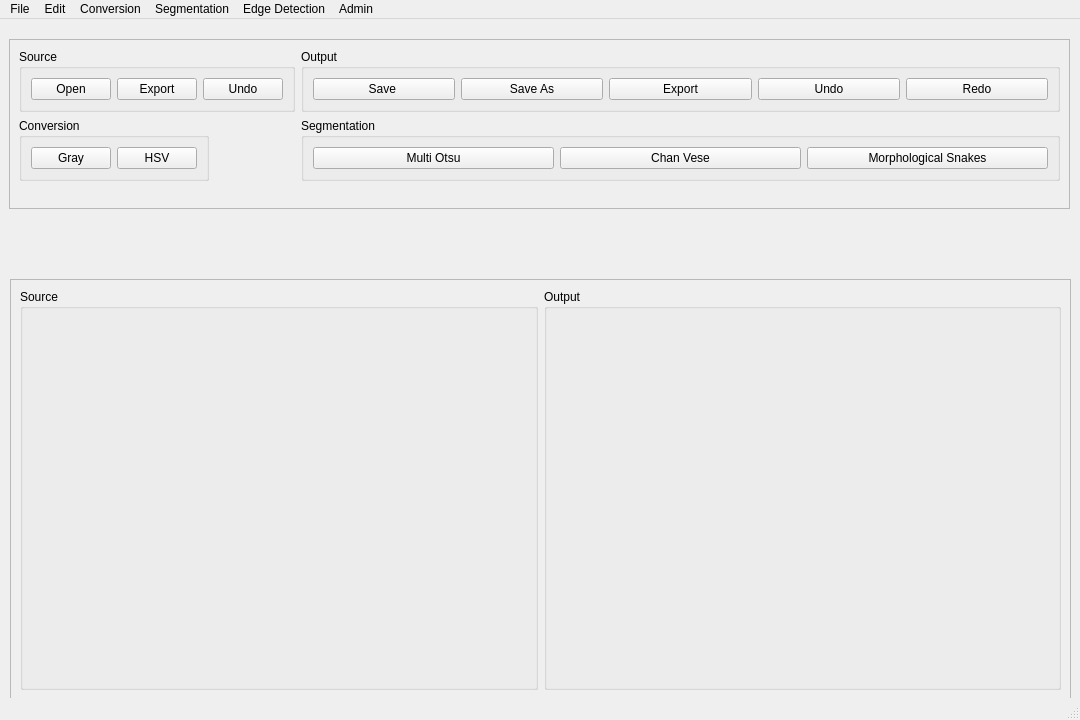
First picture: the form in pyqtUI_design.ui, repository UmutDeniz26/Image-Processing-PyQt5-UI, before the edit.
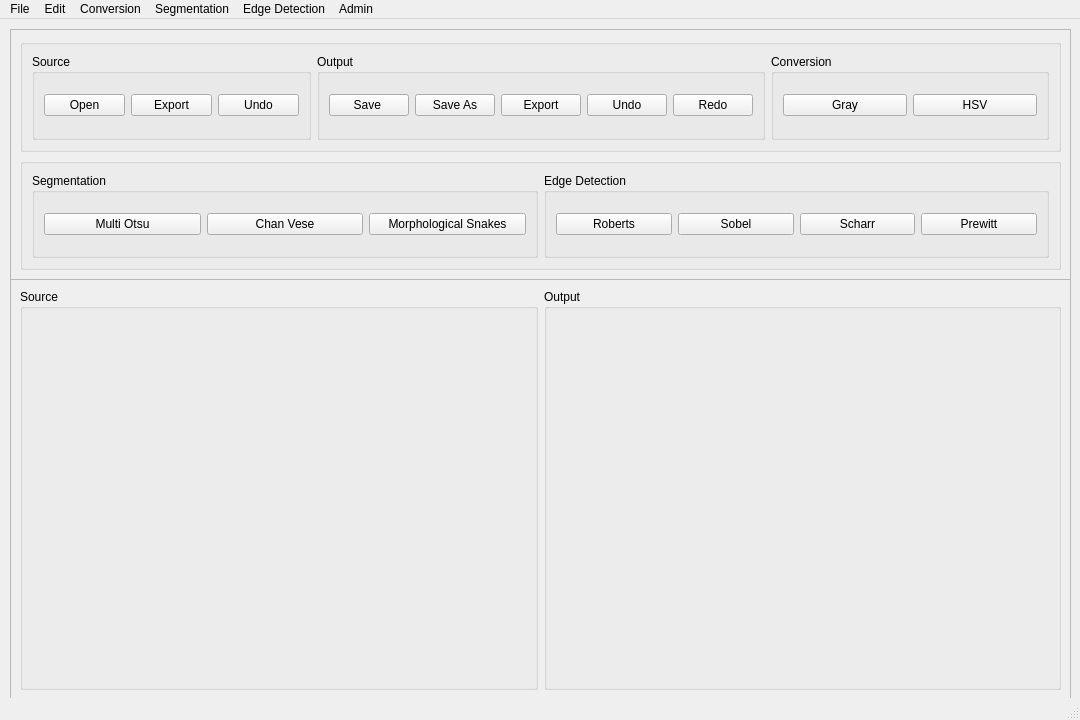
Second picture: the form after the edit. Icons and pictures are not drawn.

Commit message: Edge detection added

The edit to the form file:
```diff
--- a/pyqtUI_design.ui
+++ b/pyqtUI_design.ui
@@ -32,10 +32,10 @@
    <widget class="QFrame" name="toolsFrame">
     <property name="geometry">
      <rect>
-      <x>9</x>
-      <y>20</y>
+      <x>10</x>
+      <y>10</y>
       <width>1061</width>
-      <height>170</height>
+      <height>251</height>
      </rect>
     </property>
     <property name="frameShape">
@@ -44,8 +44,14 @@
     <property name="frameShadow">
      <enum>QFrame::Raised</enum>
     </property>
-    <layout class="QFormLayout" name="formLayout">
-     <item row="0" column="0">
+    <layout class="QVBoxLayout" name="verticalLayout">
+     <item>
+      <widget class="QGroupBox" name="first_row">
+       <property name="title">
+        <string/>
+       </property>
+       <layout class="QHBoxLayout" name="horizontalLayout_9">
+        <item>
       <widget class="QGroupBox" name="sourceBox">
        <property name="title">
         <string>Source</string>
@@ -87,7 +93,71 @@
        </layout>
       </widget>
      </item>
-     <item row="1" column="0">
+        <item>
+         <widget class="QGroupBox" name="outputBox">
+          <property name="title">
+           <string>Output</string>
+          </property>
+          <layout class="QHBoxLayout" name="horizontalLayout_2">
+           <item>
+            <widget class="QPushButton" name="output_save">
+             <property name="text">
+              <string>Save </string>
+             </property>
+             <property name="icon">
+              <iconset>
+               <normaloff>src/tabler-icons/outline/device-floppy.svg</normaloff>src/tabler-icons/outline/device-floppy.svg</iconset>
+             </property>
+            </widget>
+           </item>
+           <item>
+            <widget class="QPushButton" name="output_save_as">
+             <property name="text">
+              <string>Save As</string>
+             </property>
+             <property name="icon">
+              <iconset>
+               <normaloff>src/tabler-icons/outline/file-export.svg</normaloff>src/tabler-icons/outline/file-export.svg</iconset>
+             </property>
+            </widget>
+           </item>
+           <item>
+            <widget class="QPushButton" name="output_export">
+             <property name="text">
+              <string>Export</string>
+             </property>
+             <property name="icon">
+              <iconset>
+               <normaloff>src/tabler-icons/outline/package-export.svg</normaloff>src/tabler-icons/outline/package-export.svg</iconset>
+             </property>
+            </widget>
+           </item>
+           <item>
+            <widget class="QPushButton" name="output_undo">
+             <property name="text">
+              <string>Undo</string>
+             </property>
+             <property name="icon">
+              <iconset>
+               <normaloff>src/tabler-icons/outline/arrow-back-up.svg</normaloff>src/tabler-icons/outline/arrow-back-up.svg</iconset>
+             </property>
+            </widget>
+           </item>
+           <item>
+            <widget class="QPushButton" name="output_redo">
+             <property name="text">
+              <string>Redo</string>
+             </property>
+             <property name="icon">
+              <iconset>
+               <normaloff>src/tabler-icons/outline/arrow-forward-up.svg</normaloff>src/tabler-icons/outline/arrow-forward-up.svg</iconset>
+             </property>
+            </widget>
+           </item>
+          </layout>
+         </widget>
+        </item>
+        <item>
       <widget class="QGroupBox" name="conversionBox">
        <property name="title">
         <string>Conversion</string>
@@ -118,7 +188,16 @@
        </layout>
       </widget>
      </item>
-     <item row="1" column="1">
+       </layout>
+      </widget>
+     </item>
+     <item>
+      <widget class="QGroupBox" name="second_row">
+       <property name="title">
+        <string/>
+       </property>
+       <layout class="QHBoxLayout" name="horizontalLayout_10">
+        <item>
       <widget class="QGroupBox" name="groupBox">
        <property name="title">
         <string>Segmentation</string>
@@ -160,65 +239,41 @@
        </layout>
       </widget>
      </item>
-     <item row="0" column="1">
-      <widget class="QGroupBox" name="outputBox">
+        <item>
+         <widget class="QGroupBox" name="groupBox_2">
        <property name="title">
-        <string>Output</string>
-       </property>
-       <layout class="QHBoxLayout" name="horizontalLayout_2">
+           <string>Edge Detection</string>
+          </property>
+          <layout class="QHBoxLayout" name="horizontalLayout_3">
         <item>
-         <widget class="QPushButton" name="output_save">
+            <widget class="QPushButton" name="edge_roberts">
           <property name="text">
-           <string>Save </string>
-          </property>
-          <property name="icon">
-           <iconset>
-            <normaloff>src/tabler-icons/outline/device-floppy.svg</normaloff>src/tabler-icons/outline/device-floppy.svg</iconset>
-          </property>
+              <string>Roberts</string>
+             </property>
          </widget>
         </item>
         <item>
-         <widget class="QPushButton" name="output_save_as">
+            <widget class="QPushButton" name="edge_sobel">
           <property name="text">
-           <string>Save As</string>
-          </property>
-          <property name="icon">
-           <iconset>
-            <normaloff>src/tabler-icons/outline/file-export.svg</normaloff>src/tabler-icons/outline/file-export.svg</iconset>
-          </property>
+              <string>Sobel</string>
+             </property>
          </widget>
         </item>
         <item>
-         <widget class="QPushButton" name="output_export">
+            <widget class="QPushButton" name="edge_scharr">
           <property name="text">
-           <string>Export</string>
-          </property>
-          <property name="icon">
-           <iconset>
-            <normaloff>src/tabler-icons/outline/package-export.svg</normaloff>src/tabler-icons/outline/package-export.svg</iconset>
-          </property>
+              <string>Scharr</string>
+             </property>
          </widget>
         </item>
         <item>
-         <widget class="QPushButton" name="output_undo">
+            <widget class="QPushButton" name="edge_prewitt">
           <property name="text">
-           <string>Undo</string>
-          </property>
-          <property name="icon">
-           <iconset>
-            <normaloff>src/tabler-icons/outline/arrow-back-up.svg</normaloff>src/tabler-icons/outline/arrow-back-up.svg</iconset>
-          </property>
-         </widget>
-        </item>
-        <item>
-         <widget class="QPushButton" name="output_redo">
-          <property name="text">
-           <string>Redo</string>
-          </property>
-          <property name="icon">
-           <iconset>
-            <normaloff>src/tabler-icons/outline/arrow-forward-up.svg</normaloff>src/tabler-icons/outline/arrow-forward-up.svg</iconset>
-          </property>
+              <string>Prewitt</string>
+             </property>
+            </widget>
+           </item>
+          </layout>
          </widget>
         </item>
        </layout>
```
Left out of the diff: 2 changed lines with no effect on the pictures. Lines whose indentation alone changed are shown as unchanged. The commit also changes 5 other files.
